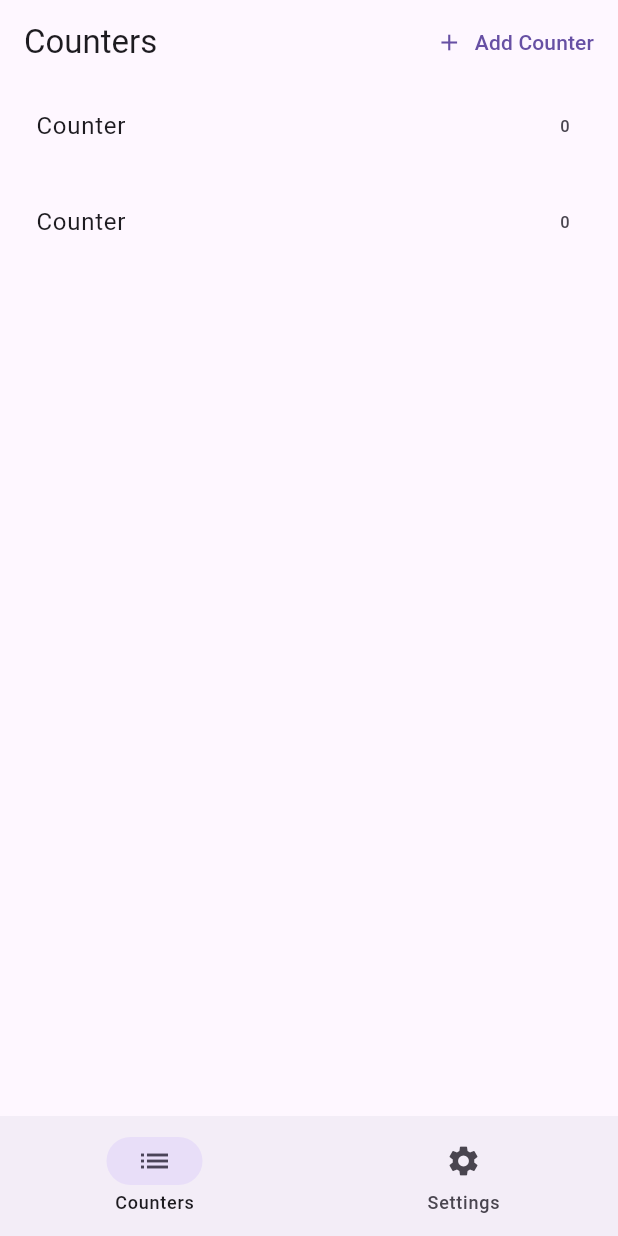
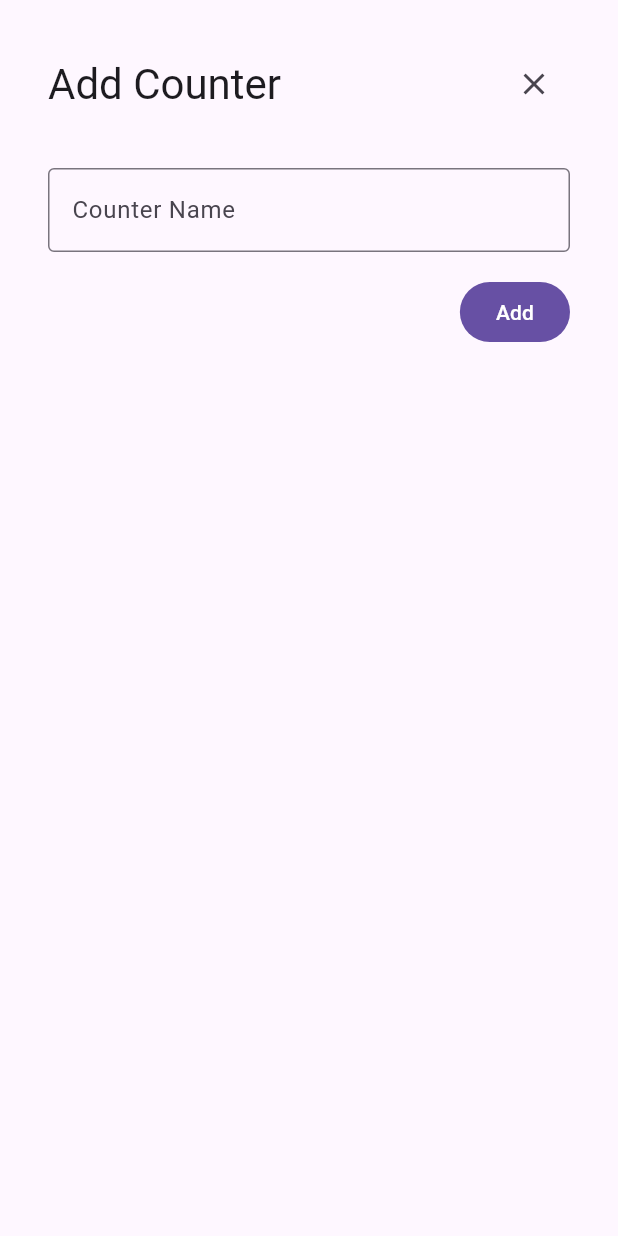
Before and after one commit to dario-digregorio/flutter_responsive, a Flutter app: the screen it shows after launch, after a tap on "Add Counter", on a phone screen of 412 x 824 dp. Run offline on Flutter 3.47's test engine with Material 3 defaults, Android fonts, the phone set to English and light mode, and no system bars.

Commit message:
replaced code

```diff
--- a/lib/app.dart
+++ b/lib/app.dart
@@ -1,35 +1,87 @@
 import 'package:flutter/material.dart';
-import 'package:flutter_responsive/constants.dart';
-import 'package:flutter_responsive/main.dart';
-import 'package:flutter_responsive/pages/counter_detail_page.dart';
-import 'package:flutter_responsive/pages/counters_page.dart';
+import 'package:flutter/scheduler.dart';
+import 'package:flutter_responsive/core/constants.dart';
+import 'package:flutter_responsive/core/navigation.dart';
+import 'package:flutter_responsive/notifier/counters_notifier.dart';
+import 'package:flutter_responsive/pages/settings_page.dart';
 
-class CounterAppContent extends StatelessWidget {
-  const CounterAppContent({
+import 'pages/counter_detail_page.dart';
+import 'pages/counters_page.dart';
+
+class CounterApp extends StatefulWidget {
+  const CounterApp({
     super.key,
   });
 
   @override
+  State<CounterApp> createState() => _CounterAppState();
+}
+
+class _CounterAppState extends State<CounterApp> {
+  @override
   Widget build(BuildContext context) {
-    final screenSize = getScreenSize(context);
+    final screenSize = ScreenUtils.getScreenSize(context);
     final orientation = MediaQuery.orientationOf(context);
+    final layoutInfo = (screenSize, orientation);
+    var isBigDevice = ScreenUtils.isBigDevice(screenSize);
+    if (isBigDevice) {
+      SchedulerBinding.instance.addPostFrameCallback((_) {
+        Navigator.of(context).popUntil((route) => route.isFirst);
+      });
+    }
     return Scaffold(
-      bottomNavigationBar: switch ((screenSize, orientation)) {
-        (_, Orientation.landscape) => null,
-        (ScreenSize.large, _) => null,
-        (_, _) => const CounterNavigationBar(),
+      appBar: AppBar(
+        backgroundColor:
+            Theme.of(context).colorScheme.primaryContainer.withOpacity(0.3),
+        title: const Text('Ultimate Counter App'),
+        actions: [
+          TextButton.icon(
+            onPressed: () {
+              showDialog(
+                  context: context,
+                  builder: (context) {
+                    if (isBigDevice) {
+                      return Dialog(
+                        child: ConstrainedBox(
+                          constraints:
+                              BoxConstraints(maxWidth: ScreenSize.normal.size),
+                          child: const AddCounterDialog(),
+                        ),
+                      );
+                    }
+                    return const Dialog.fullscreen(
+                      child: AddCounterDialog(),
+                    );
+                  });
             },
-      body: SafeArea(
-        child: switch ((screenSize, orientation)) {
-          (ScreenSize.large, _) => const Row(
+            icon: const Icon(Icons.add),
+            label: const Text('Add Counter'),
+          )
+        ],
+      ),
+      bottomNavigationBar: switch (layoutInfo) {
+        (ScreenSize.normal || ScreenSize.small, Orientation.portrait) =>
+          const CounterNavigationBar(),
+        (_) => null,
+      },
+      body: switch (layoutInfo) {
+        (ScreenSize.large || ScreenSize.extraLarge, _) => const Row(
             children: [
               CounterNavigationRail(),
               VerticalDivider(thickness: 1, width: 1),
               Expanded(
-                  child: CountersPage(isFullPage: false),
+                child: NavigationCounter(
+                  child: Row(
+                    children: [
+                      Expanded(
+                        child: CountersPage(isPage: false),
                       ),
                       Expanded(
-                  child: CounterDetailPage(),
+                        child: CounterDetailPage(isPage: false),
+                      ),
+                    ],
+                  ),
+                ),
               ),
             ],
           ),
@@ -38,13 +90,86 @@ class CounterAppContent extends StatelessWidget {
               CounterNavigationRail(),
               VerticalDivider(thickness: 1, width: 1),
               Expanded(
-                  child: CountersPage(),
-                )
+                  child: NavigationCounter(
+                child: CountersPage(isPage: true),
+              ))
             ],
           ),
-          (_, _) => const CountersPage(),
+        _ => const NavigationCounter(child: CountersPage(isPage: true)),
       },
+    );
+  }
+}
+
+class AddCounterDialog extends StatelessWidget {
+  const AddCounterDialog({
+    super.key,
+  });
+
+  @override
+  Widget build(BuildContext context) {
+    final controller = TextEditingController();
+
+    return Padding(
+      padding: const EdgeInsets.all(32),
+      child: Column(
+        mainAxisSize: MainAxisSize.min,
+        crossAxisAlignment: CrossAxisAlignment.start,
+        children: [
+          Row(
+            children: [
+              Expanded(
+                child: Text('Add Counter',
+                    style: Theme.of(context).textTheme.headlineMedium),
+              ),
+              IconButton(
+                onPressed: () {
+                  Navigator.of(context).pop();
+                },
+                icon: const Icon(Icons.close),
+              ),
+            ],
+          ),
+          const SizedBox(height: Spacing.x5),
+          TextField(
+            controller: controller,
+            decoration: const InputDecoration(
+              labelText: 'Counter Name',
+              border: OutlineInputBorder(),
+            ),
+          ),
+          const SizedBox(height: Spacing.x4),
+          Align(
+            alignment: Alignment.centerRight,
+            child: FilledButton(
+              onPressed: () {
+                notifier.add(controller.text);
+                Navigator.of(context).pop();
+              },
+              child: const Text('Add'),
+            ),
+          ),
+        ],
       ),
     );
   }
 }
+
+class NavigationCounter extends StatelessWidget {
+  final Widget child;
+  const NavigationCounter({super.key, required this.child});
+
+  @override
+  Widget build(BuildContext context) {
+    return ListenableBuilder(
+        listenable: notifier,
+        builder: (context, _) {
+          return IndexedStack(
+              index: notifier.selectedNavigationIndex,
+              children: [
+                child,
+                const SettingsPage(),
+              ]);
+        });
+  }
+}
--- a/lib/constants.dart
+++ /dev/null
@@ -1,20 +0,0 @@
-import 'package:flutter/material.dart';
-
-enum ScreenSize {
-  small(300),
-  normal(400),
-  large(600),
-  extraLarge(1200);
-
-  final double size;
-
-  const ScreenSize(this.size);
-}
-
-ScreenSize getScreenSize(BuildContext context) {
-  double deviceWidth = MediaQuery.sizeOf(context).shortestSide;
-  if (deviceWidth > ScreenSize.extraLarge.size) return ScreenSize.extraLarge;
-  if (deviceWidth > ScreenSize.large.size) return ScreenSize.large;
-  if (deviceWidth > ScreenSize.normal.size) return ScreenSize.normal;
-  return ScreenSize.small;
-}
--- /dev/null
+++ b/lib/core/constants.dart
@@ -0,0 +1,44 @@
+import 'dart:io';
+
+import 'package:flutter/foundation.dart';
+import 'package:flutter/material.dart';
+
+enum ScreenSize {
+  small(300),
+  normal(400),
+  large(600),
+  extraLarge(1200);
+
+  final double size;
+
+  const ScreenSize(this.size);
+}
+
+class ScreenUtils {
+  static bool get isMobileDevice =>
+      !kIsWeb && (Platform.isIOS || Platform.isAndroid);
+  static bool get isDesktopDevice =>
+      !kIsWeb && (Platform.isMacOS || Platform.isWindows || Platform.isLinux);
+  static bool get isMobileDeviceOrWeb => kIsWeb || isMobileDevice;
+  static bool get isDesktopDeviceOrWeb => kIsWeb || isDesktopDevice;
+
+  static bool isBigDevice(ScreenSize screenSize) =>
+      screenSize == ScreenSize.large || screenSize == ScreenSize.extraLarge;
+
+  static ScreenSize getScreenSize(BuildContext context) {
+    double deviceWidth = MediaQuery.sizeOf(context).shortestSide;
+    if (deviceWidth > ScreenSize.extraLarge.size) return ScreenSize.extraLarge;
+    if (deviceWidth > ScreenSize.large.size) return ScreenSize.large;
+    if (deviceWidth > ScreenSize.normal.size) return ScreenSize.normal;
+    return ScreenSize.small;
+  }
+}
+
+class Spacing {
+  static const double x0 = 0;
+  static const double x1 = 2;
+  static const double x2 = 4;
+  static const double x3 = 8;
+  static const double x4 = 16;
+  static const double x5 = 32;
+}
--- /dev/null
+++ b/lib/core/navigation.dart
@@ -0,0 +1,63 @@
+import 'package:flutter/material.dart';
+import 'package:flutter_responsive/notifier/counters_notifier.dart';
+
+class CounterNavigationDestination {
+  final String label;
+  final Icon icon;
+
+  CounterNavigationDestination({required this.icon, required this.label});
+}
+
+final List<CounterNavigationDestination> _navigationDestinations = [
+  CounterNavigationDestination(
+    icon: const Icon(Icons.list),
+    label: 'Counters',
+  ),
+  CounterNavigationDestination(
+    icon: const Icon(Icons.settings),
+    label: 'Settings',
+  ),
+];
+
+class CounterNavigationBar extends StatelessWidget {
+  const CounterNavigationBar({super.key});
+
+  @override
+  Widget build(BuildContext context) {
+    return ListenableBuilder(
+        listenable: notifier,
+        builder: (context, _) {
+          return NavigationBar(
+              onDestinationSelected: (value) =>
+                  notifier.selectDestination(value),
+              selectedIndex: notifier.selectedNavigationIndex,
+              destinations: _navigationDestinations
+                  .map((destination) => NavigationDestination(
+                      icon: destination.icon, label: destination.label))
+                  .toList());
+        });
+  }
+}
+
+class CounterNavigationRail extends StatelessWidget {
+  const CounterNavigationRail({super.key});
+
+  @override
+  Widget build(BuildContext context) {
+    return ListenableBuilder(
+        listenable: notifier,
+        builder: (context, _) {
+          return NavigationRail(
+            onDestinationSelected: (value) => notifier.selectDestination(value),
+            labelType: NavigationRailLabelType.all,
+            destinations: _navigationDestinations
+                .map((destination) => NavigationRailDestination(
+                      icon: destination.icon,
+                      label: Text(destination.label),
+                    ))
+                .toList(),
+            selectedIndex: notifier.selectedNavigationIndex,
+          );
+        });
+  }
+}
--- a/lib/main.dart
+++ b/lib/main.dart
@@ -1,13 +1,34 @@
 import 'package:flutter/material.dart';
+import 'package:flutter/services.dart';
 import 'package:flutter_responsive/app.dart';
-import 'package:flutter_riverpod/flutter_riverpod.dart';
 
 void main() {
-  runApp(const ProviderScope(child: CounterApp()));
+  runApp(const App());
 }
 
-class CounterApp extends StatelessWidget {
-  const CounterApp({super.key});
+class App extends StatefulWidget {
+  const App({super.key});
+
+  @override
+  State<App> createState() => _AppState();
+}
+
+class _AppState extends State<App> {
+  @override
+  void initState() {
+    super.initState();
+    SystemChrome.setEnabledSystemUIMode(SystemUiMode.edgeToEdge);
+    SystemChrome.setPreferredOrientations([
+      DeviceOrientation.portraitUp,
+      DeviceOrientation.portraitDown,
+      DeviceOrientation.landscapeLeft,
+      DeviceOrientation.landscapeRight,
+    ]);
+    SystemChrome.setSystemUIOverlayStyle(const SystemUiOverlayStyle(
+      statusBarColor: Colors.transparent,
+      systemNavigationBarColor: Colors.transparent,
+    ));
+  }
 
   @override
   Widget build(BuildContext context) {
@@ -18,47 +39,7 @@ class CounterApp extends StatelessWidget {
         useMaterial3: true,
         primarySwatch: Colors.blue,
       ),
-      home: const CounterAppContent(),
+      home: const CounterApp(),
     );
   }
 }
-
-class CounterNavigationBar extends StatelessWidget {
-  const CounterNavigationBar({super.key});
-
-  @override
-  Widget build(BuildContext context) {
-    return NavigationBar(selectedIndex: 0, destinations: const [
-      NavigationDestination(
-        icon: Icon(Icons.list),
-        label: 'Counters',
-      ),
-      NavigationDestination(
-        icon: Icon(Icons.settings),
-        label: 'Settings',
-      ),
-    ]);
-  }
-}
-
-class CounterNavigationRail extends StatelessWidget {
-  const CounterNavigationRail({super.key});
-
-  @override
-  Widget build(BuildContext context) {
-    return NavigationRail(
-      labelType: NavigationRailLabelType.all,
-      destinations: const [
-        NavigationRailDestination(
-          icon: Icon(Icons.list),
-          label: Text('Counters'),
-        ),
-        NavigationRailDestination(
-          icon: Icon(Icons.settings),
-          label: Text('Settings'),
-        ),
-      ],
-      selectedIndex: 0,
-    );
-  }
-}
--- /dev/null
+++ b/lib/notifier/counters_notifier.dart
@@ -0,0 +1,60 @@
+import 'package:flutter/material.dart';
+
+/// It is bad practice to use a global variable to store the state of the app.
+/// But for the sake of simplicity, we will use a global variable.
+/// This implementation would also rebuild multiple times unnecessarily and
+/// splitting the state into multiple notifiers would be a better approach.
+final notifier = CountersNotifier();
+
+class Counter {
+  final int value;
+  final String label;
+
+  const Counter({required this.label, required this.value});
+
+  Counter copyWith({int? value}) {
+    return Counter(
+      label: label,
+      value: value ?? this.value,
+    );
+  }
+}
+
+class CountersNotifier with ChangeNotifier {
+  final List<Counter> _counters = [
+    const Counter(label: 'Flutter Counter', value: 0),
+  ];
+  int _selectedCounterIndex = 0;
+  int _selectedNavigationIndex = 0;
+
+  List<Counter> get counters => _counters;
+  int get selectedCounterIndex => _selectedCounterIndex;
+  Counter get selectedCounter => _counters[_selectedCounterIndex];
+  int get selectedNavigationIndex => _selectedNavigationIndex;
+
+  void selectCounter(int index) {
+    _selectedCounterIndex = index;
+    notifyListeners();
+  }
+
+  void increment() {
+    _counters[_selectedCounterIndex] =
+        _counters[_selectedCounterIndex].copyWith(
+      value: _counters[_selectedCounterIndex].value + 1,
+    );
+    notifyListeners();
+  }
+
+  void add(String label) {
+    if (label.isEmpty) {
+      label = 'Counter';
+    }
+    _counters.add(Counter(label: label, value: 0));
+    notifyListeners();
+  }
+
+  void selectDestination(int index) {
+    _selectedNavigationIndex = index;
+    notifyListeners();
+  }
+}
--- a/lib/pages/counters_page.dart
+++ b/lib/pages/counters_page.dart
@@ -1,93 +1,58 @@
 import 'package:flutter/material.dart';
+import 'package:flutter_responsive/core/constants.dart';
 import 'package:flutter_responsive/pages/counter_detail_page.dart';
-import 'package:flutter_responsive/provider/counter.provider.dart';
-import 'package:flutter_riverpod/flutter_riverpod.dart';
+import 'package:flutter_responsive/notifier/counters_notifier.dart';
 
-class CountersPage extends ConsumerWidget {
-  final bool isFullPage;
-  const CountersPage({super.key, this.isFullPage = true});
+class CountersPage extends StatelessWidget {
+  final bool isPage;
+
+  const CountersPage({super.key, this.isPage = true});
 
   @override
-  Widget build(BuildContext context, WidgetRef ref) {
-    final counters = ref.watch(countersProvider);
-    final selectedIndex = ref.watch(countersIndexProvider);
-    return Scaffold(
-      appBar: AppBar(
-        title: const Text('Counters'),
-        actions: [
-          TextButton.icon(
-            onPressed: () => ref.read(countersProvider.notifier).addCounter(),
-            icon: const Icon(Icons.add),
-            label: const Text('Add Counter'),
-          )
-        ],
-        // actions: [CountersAppBarActions()],
-      ),
-      body: ListView.separated(
-        itemCount: counters.length,
-        itemBuilder: (context, index) => Padding(
-          padding: const EdgeInsets.symmetric(horizontal: 8.0),
-          child: ListTile(
+  Widget build(BuildContext context) {
+    return ListenableBuilder(
+        listenable: notifier,
+        builder: (context, child) {
+          return ListView.separated(
+            padding: const EdgeInsets.all(Spacing.x3),
+            itemCount: notifier.counters.length,
+            itemBuilder: (context, index) => ListTile(
               shape: RoundedRectangleBorder(
                 borderRadius: BorderRadius.circular(8),
               ),
-            selected: isFullPage ? false : index == selectedIndex,
+              selected: isPage ? false : index == notifier.selectedCounterIndex,
               selectedColor: Theme.of(context).colorScheme.onPrimaryContainer,
               selectedTileColor: Theme.of(context).colorScheme.primaryContainer,
-            title: const Text('Counter'),
-            trailing: Text(counters[index].toString()),
+              title: Text(notifier.counters[index].label),
+              trailing: Container(
+                padding: const EdgeInsets.symmetric(
+                    horizontal: Spacing.x3, vertical: Spacing.x2),
+                decoration: BoxDecoration(
+                  color: Theme.of(context).colorScheme.primaryContainer,
+                  borderRadius: BorderRadius.circular(8),
+                ),
+                child: Text(notifier.counters[index].value.toString(),
+                    style: Theme.of(context).textTheme.titleMedium!.copyWith(
+                        color:
+                            Theme.of(context).colorScheme.onPrimaryContainer)),
+              ),
               onTap: () async {
-              ref.read(countersIndexProvider.notifier).setIndex(index);
-              if (isFullPage) {
+                notifier.selectCounter(index);
+                if (isPage) {
                   await Navigator.push(
                     context,
                     MaterialPageRoute(
-                      builder: (context) => const CounterDetailPage()),
+                        builder: (context) => CounterDetailPage(
+                              isPage: isPage,
+                            )),
                   );
                 }
               },
             ),
-        ),
             separatorBuilder: (BuildContext context, int index) {
-          return const SizedBox(height: 8);
+              return const SizedBox(height: Spacing.x3);
             },
-      ),
           );
+        });
   }
 }
-
-class CountersAppBarActions extends StatelessWidget {
-  const CountersAppBarActions({super.key});
-
-  @override
-  Widget build(BuildContext context) {
-    final width = MediaQuery.sizeOf(context).width;
-    final height = MediaQuery.sizeOf(context).height;
-    final orientation = MediaQuery.orientationOf(context);
-    return Row(
-      children: [
-        Column(
-          children: [
-            const Text('width'),
-            Text('$width'),
-          ],
-        ),
-        const SizedBox(width: 8),
-        Column(
-          children: [
-            const Text('height'),
-            Text('$height'),
-          ],
-        ),
-        const SizedBox(width: 8),
-        Column(
-          children: [
-            const Text('Orientation'),
-            Text(orientation.name),
-          ],
-        ),
-        const SizedBox(width: 8),
-      ],
-    );
-  }
-}
--- /dev/null
+++ b/lib/pages/settings_page.dart
@@ -0,0 +1,40 @@
+import 'package:flutter/material.dart';
+import 'package:flutter_responsive/core/constants.dart';
+
+class SettingsPage extends StatelessWidget {
+  const SettingsPage({super.key});
+  @override
+  Widget build(BuildContext context) {
+    final width = MediaQuery.sizeOf(context).width;
+    double horizontalPadding = width > ScreenSize.large.size
+        ? ((width - ScreenSize.large.size) / 2)
+        : Spacing.x3;
+    return Scaffold(
+        body: ListView(
+            padding: EdgeInsets.symmetric(
+                horizontal: horizontalPadding, vertical: Spacing.x3),
+            children: [
+          ListTile(
+            title: const Text('Dark Mode'),
+            trailing: Switch(
+              value: Theme.of(context).brightness == Brightness.dark,
+              onChanged: (value) {},
+            ),
+          ),
+          ListTile(
+            title: const Text('Setting 1'),
+            onTap: () {},
+          ),
+          ListTile(
+            title: const Text('Setting 2'),
+            onTap: () {},
+          ),
+          ListTile(
+            title: const Text('Licenses'),
+            onTap: () {
+              showLicensePage(context: context);
+            },
+          ),
+        ]));
+  }
+}
--- a/lib/provider/counter.provider.dart
+++ /dev/null
@@ -1,34 +0,0 @@
-// Counter list provider
-import 'package:riverpod_annotation/riverpod_annotation.dart';
-
-part 'counter.provider.g.dart';
-
-@Riverpod(keepAlive: true)
-class CountersIndex extends _$CountersIndex {
-  void setIndex(int index) {
-    state = index;
-  }
-
-  @override
-  int build() {
-    return 0;
-  }
-}
-
-@Riverpod(keepAlive: true)
-class Counters extends _$Counters {
-  void incrementCounter(int index) {
-    final counters = [...state];
-    counters[index] = counters[index] + 1;
-    state = counters;
-  }
-
-  void addCounter() {
-    state = [...state, 0];
-  }
-
-  @override
-  List<int> build() {
-    return [0];
-  }
-}
```
Also changed, not shown: lib/pages/counter_detail_page.dart (+25 -16 lines), lib/provider/counter.provider.g.dart (deleted), 1 other file. Lines whose indentation alone changed are shown as unchanged.
